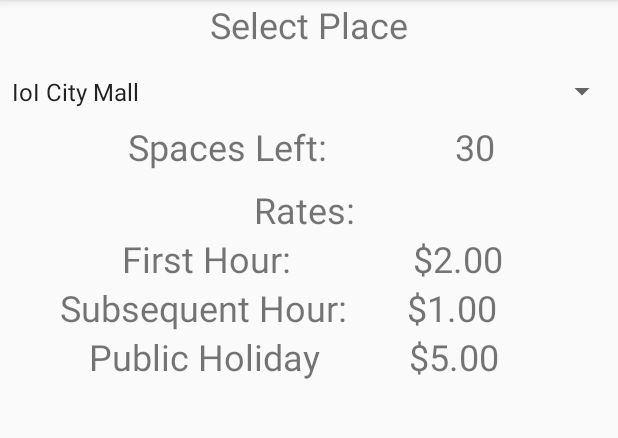
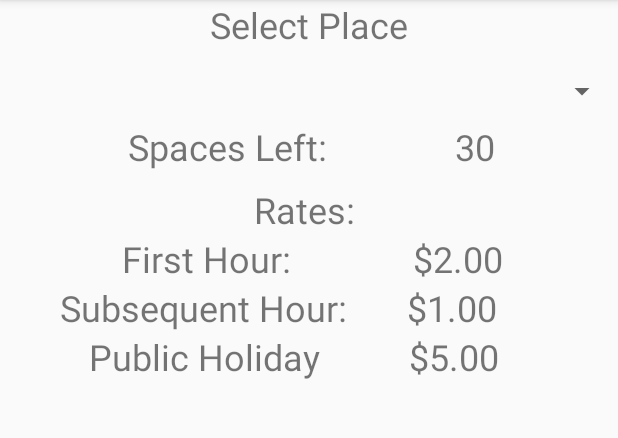
Before and after one commit to LeeBoonKong/CarParkingManagement, an Android app: the MallStatus screen opened directly, with no data from a screen before it, on a phone screen of 412 x 824 dp, the part 84-522 px from its top. Run offline under Robolectric (Android 15) with nearby library versions, the phone set to English and light mode, and no system bars; our stand-ins replace Firebase (no records; nobody signed in at launch, a user with empty details on screens opened directly).

Commit message:
Firebase real time database fix update
+Switch from Firestore to Real-time database
+MallStatus now works properly fetching datas from real-time database
+Removed all unnecessary codes
+Added "Mall" class for data fetching
+Changes on gradle and XML to display datas

```diff
--- a/app/build.gradle
+++ b/app/build.gradle
@@ -36,7 +36,8 @@ dependencies {
     implementation 'com.android.support:appcompat-v7:26.+'
     implementation 'com.android.support.constraint:constraint-layout:1.0.2'
     testCompile 'junit:junit:4.12'
-    implementation 'com.google.firebase:firebase-firestore:11.6.0'
+    implementation 'com.google.firebase:firebase-core:11.6.0'
+    implementation 'com.google.firebase:firebase-database:11.6.0'
 }
 
 apply plugin: 'com.google.gms.google-services'
--- a/app/src/main/java/unimyiw/carparkingmanagement2/MallStatus.java
+++ b/app/src/main/java/unimyiw/carparkingmanagement2/MallStatus.java
@@ -6,44 +6,104 @@ import android.view.View;
 import android.widget.AdapterView;
 import android.widget.ArrayAdapter;
 import android.widget.Spinner;
+import android.widget.TextView;
 import android.widget.Toast;
+
+import com.google.firebase.database.DataSnapshot;
+import com.google.firebase.database.DatabaseError;
+import com.google.firebase.database.DatabaseReference;
+import com.google.firebase.database.FirebaseDatabase;
+import com.google.firebase.database.ValueEventListener;
 
 import java.util.ArrayList;
 import java.util.List;
 
-public class MallStatus extends AppCompatActivity implements AdapterView.OnItemSelectedListener {
+public class MallStatus extends AppCompatActivity implements Spinner.OnItemSelectedListener {
+
+    DatabaseReference mRootRef = FirebaseDatabase.getInstance().getReference();
+    DatabaseReference mMallRef = FirebaseDatabase.getInstance().getReference("Mall");
+
+    TextView spaces;
+    TextView textViewxt;
+    TextView rate1;
+    TextView rate2;
+    TextView rate3;
+
+    //List<Mall> mallList;
+
 
     @Override
     protected void onCreate(Bundle savedInstanceState) {
         super.onCreate(savedInstanceState);
         setContentView(R.layout.activity_mall_status);
 
-        //Spinner Element
-        Spinner spinner=(Spinner) findViewById(R.id.spinner);
+        //mallList = new ArrayList<>();
 
-        //Spinner click listener
-        spinner.setOnItemSelectedListener(this);
+        //all the fields
+        spaces = (TextView) findViewById(R.id.spaces);
+        rate1 = (TextView) findViewById(R.id.rate1);
+        rate2 = (TextView) findViewById(R.id.rate2);
+        rate3 = (TextView) findViewById(R.id.rate3);
 
-        //Items in spinner
-        List<String> categories = new ArrayList<String>();
-        categories.add("IoI City Mall");
-        categories.add("Alamanda");
-        categories.add("Dpulze");
+        //Items in spinner (incomplete) // REQUIRES FURTHER WORK
+        mMallRef.addValueEventListener(
+                new ValueEventListener() {
+                    @Override
+                    public void onDataChange(DataSnapshot dataSnapshot) {
 
-        //Adapter for listener
-        ArrayAdapter<String> dataAdapter = new ArrayAdapter<String>(this,android.R.layout.simple_spinner_item,categories);
+                        final List<String> categories = new ArrayList<String>();//stuff inside spinner
+                        for (DataSnapshot mallSnapshot: dataSnapshot.getChildren()) {
+                            String mall = mallSnapshot.child("name").getValue(String.class);
+                            categories.add(mall);
+                        }
+                        //Spinner Element
+                        Spinner spinner=(Spinner) findViewById(R.id.spinner);
 
-        //Drop down layout style, list view with radio button
-        dataAdapter.setDropDownViewResource(android.R.layout.simple_spinner_dropdown_item);
+                        //Spinner click listener
+                        spinner.setOnItemSelectedListener(MallStatus.this);
+                        //Adapter for spinner
+                        ArrayAdapter<String> dataAdapter = new ArrayAdapter<String>(MallStatus.this,android.R.layout.simple_spinner_item,categories);
 
-        //attaching data adapter to spinner
-        spinner.setAdapter(dataAdapter);
+                        //Drop down layout style, list view with radio button
+                        dataAdapter.setDropDownViewResource(android.R.layout.simple_spinner_dropdown_item);
+                        //attaching data adapter to spinner
+                        spinner.setAdapter(dataAdapter);
+                    }
+
+                    @Override
+                    public void onCancelled(DatabaseError databaseError) {
+                    }
+                }
+        );
     }
+
+    @Override
+    protected void onStart(){super.onStart();}
 
     @Override
     public void onItemSelected(AdapterView<?> parent, View view, int position, long id) {
         //On selecting a spinner item
-        String item = parent.getItemAtPosition(position).toString();
+        final String item = parent.getItemAtPosition(position).toString();
+
+        mMallRef.addListenerForSingleValueEvent(
+                new ValueEventListener() {
+                    @Override
+                    public void onDataChange(DataSnapshot dataSnapshot) {
+                        String remainingSpaces= dataSnapshot.child(item).child("remainingSpace").getValue(String.class);
+                        String firstHour= dataSnapshot.child(item).child("firstHour").getValue(String.class);
+                        String perHour= dataSnapshot.child(item).child("perHour").getValue(String.class);
+                        String publicHoliday= dataSnapshot.child(item).child("publicHoliday").getValue(String.class);
+                        spaces.setText(remainingSpaces);
+                        rate1.setText(firstHour);
+                        rate2.setText(perHour);
+                        rate3.setText(publicHoliday);
+                    }
+
+                    @Override
+                    public void onCancelled(DatabaseError databaseError) {
+                    }
+                }
+        );
 
         //Showing selected spinner item
         Toast.makeText(parent.getContext(), "Selected:" + item, Toast.LENGTH_LONG).show();
--- a/app/src/main/res/layout/activity_mall_status.xml
+++ b/app/src/main/res/layout/activity_mall_status.xml
@@ -20,7 +20,8 @@
         android:id="@+id/spinner"
         android:layout_width="match_parent"
         android:layout_height="wrap_content"
-        android:layout_weight="0.1" />
+        android:layout_weight="0.1"
+        android:text="select"/>
 
     <LinearLayout
         android:layout_width="match_parent"
@@ -69,7 +70,7 @@
             android:textSize="24sp" />
 
         <TextView
-            android:id="@+id/Rate"
+            android:id="@+id/rate1"
             android:layout_width="wrap_content"
             android:layout_height="wrap_content"
             android:layout_weight="0.47"
@@ -92,7 +93,7 @@
             android:textSize="24sp" />
 
         <TextView
-            android:id="@+id/Rate2"
+            android:id="@+id/rate2"
             android:layout_width="wrap_content"
             android:layout_height="wrap_content"
             android:layout_weight="1"
@@ -116,7 +117,7 @@
             android:textSize="24sp" />
 
         <TextView
-            android:id="@+id/Rate3"
+            android:id="@+id/rate3"
             android:layout_width="wrap_content"
             android:layout_height="wrap_content"
             android:layout_weight="0.66"
```
Also changed, not shown: app/src/main/java/unimyiw/carparkingmanagement2/MainActivity.java (+0 -15 lines), app/src/main/java/unimyiw/carparkingmanagement2/Mall.java (added, +58 -0 lines).
